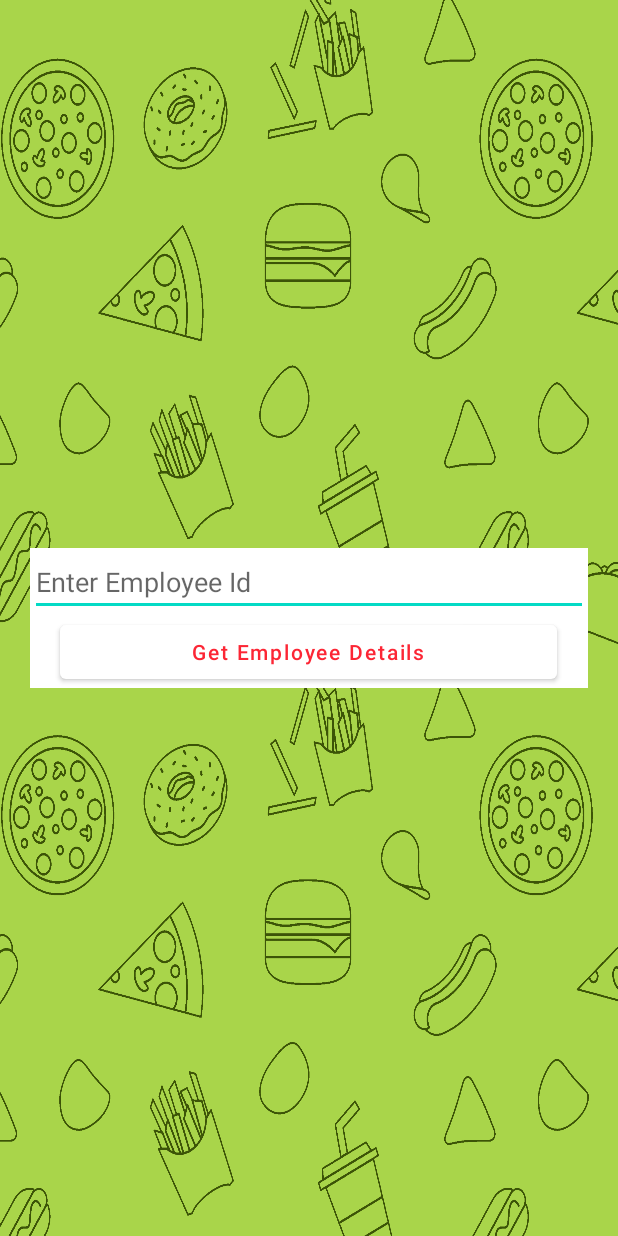
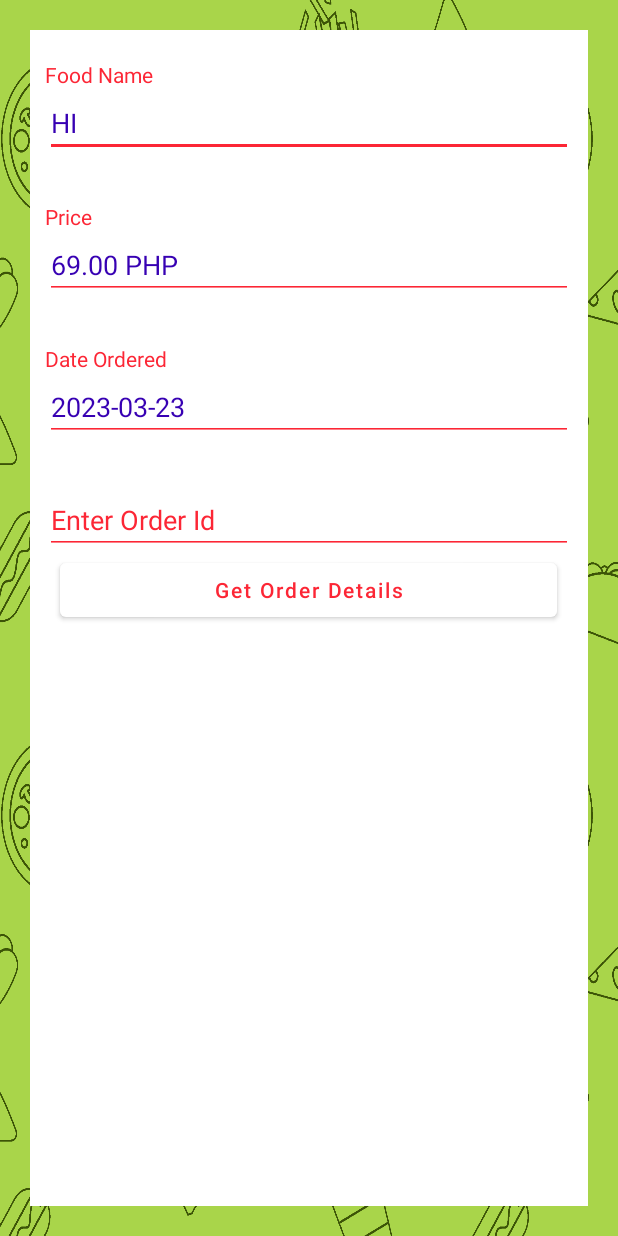
Before and after one commit to Banrey/MyApplicationDBCRUD, an Android app: the ManageRecords screen opened directly, with no data from a screen before it, on a phone screen of 412 x 824 dp. Run offline under Robolectric (Android 15) with nearby library versions, the phone set to English and light mode, and no system bars; our stand-ins replace Volley.

Commit message:
Update activity_manage_records.xml

```diff
--- a/app/src/main/res/layout/activity_manage_records.xml
+++ b/app/src/main/res/layout/activity_manage_records.xml
@@ -6,15 +6,18 @@
     android:layout_width="match_parent"
     android:layout_height="match_parent"
     android:paddingStart="20dp"
+    android:paddingTop="20dp"
     android:paddingEnd="20dp"
+    android:paddingBottom="20dp"
     tools:context=".MainActivity">
 
     <!--Edit text for getting course id-->
 
     <ScrollView
         android:layout_width="match_parent"
-        android:layout_height="wrap_content"
+        android:layout_height="match_parent"
         android:background="#FFFFFF"
+        android:paddingTop="20dp"
         app:layout_constraintBottom_toBottomOf="parent"
         app:layout_constraintEnd_toEndOf="parent"
         app:layout_constraintStart_toStartOf="parent"
@@ -23,24 +26,9 @@
         <LinearLayout
             android:layout_width="match_parent"
             android:layout_height="wrap_content"
-            android:orientation="vertical">
-
-            <EditText
-                android:id="@+id/idEdtEmpId"
-                android:layout_width="match_parent"
-                android:layout_height="wrap_content"
-                android:hint="Enter Employee Id"
-                android:importantForAutofill="no"
-                android:inputType="number" />
-
-            <Button
-                android:id="@+id/idBtnGetEmp"
-                android:layout_width="331dp"
-                android:layout_height="wrap_content"
-                android:layout_gravity="center"
-                android:foregroundGravity="center"
-                android:text="Get Employee Details"
-                android:textAllCaps="false" />
+            android:orientation="vertical"
+            android:paddingStart="10dp"
+            android:paddingEnd="10dp">
 
             <androidx.cardview.widget.CardView
                 android:id="@+id/idCVItem"
@@ -82,6 +70,83 @@
 
 
             </androidx.cardview.widget.CardView>
+
+            <TextView
+                android:id="@+id/textView"
+                android:layout_width="match_parent"
+                android:layout_height="wrap_content"
+                android:text="Food Name"
+                android:textColor="@color/primary" />
+
+            <EditText
+                android:id="@+id/editTextTextPersonName"
+                android:layout_width="match_parent"
+                android:layout_height="wrap_content"
+                android:layout_marginBottom="30dp"
+                android:backgroundTint="@color/primary"
+                android:ems="10"
+                android:inputType="textPersonName"
+                android:text="HI "
+                android:textColor="@color/purple_700" />
+
+            <TextView
+                android:id="@+id/textView3"
+                android:layout_width="match_parent"
+                android:layout_height="wrap_content"
+                android:text="Price"
+                android:textColor="@color/primary" />
+
+            <EditText
+                android:id="@+id/editTextNumber"
+                android:layout_width="match_parent"
+                android:layout_height="wrap_content"
+                android:layout_marginBottom="30dp"
+                android:backgroundTint="@color/primary"
+                android:ems="10"
+                android:inputType="number"
+                android:text="69.00 PHP"
+                android:textColor="@color/purple_700" />
+
+            <TextView
+                android:id="@+id/textView4"
+                android:layout_width="match_parent"
+                android:layout_height="wrap_content"
+                android:text="Date Ordered"
+                android:textColor="@color/primary" />
+
+            <EditText
+                android:id="@+id/editTextTextPersonName3"
+                android:layout_width="match_parent"
+                android:layout_height="wrap_content"
+                android:layout_marginBottom="30dp"
+                android:backgroundTint="@color/primary"
+                android:ems="10"
+                android:inputType="date"
+                android:text="2023-03-23"
+                android:textColor="@color/purple_700" />
+
+            <EditText
+                android:id="@+id/idEdtEmpId"
+                android:layout_width="match_parent"
+                android:layout_height="wrap_content"
+                android:backgroundTint="@color/primary"
+                android:foregroundTint="@android:color/transparent"
+                android:foregroundTintMode="add"
+                android:hint="Enter Order Id"
+                android:importantForAutofill="no"
+                android:inputType="number"
+                android:textColor="@color/primary"
+                android:textColorHint="@color/primary" />
+
+            <Button
+                android:id="@+id/idBtnGetEmp"
+                android:layout_width="331dp"
+                android:layout_height="wrap_content"
+                android:layout_gravity="center"
+                android:layout_marginBottom="20dp"
+                android:foregroundGravity="center"
+                android:text="Get Order Details"
+                android:textAllCaps="false" />
         </LinearLayout>
     </ScrollView>
 
```
